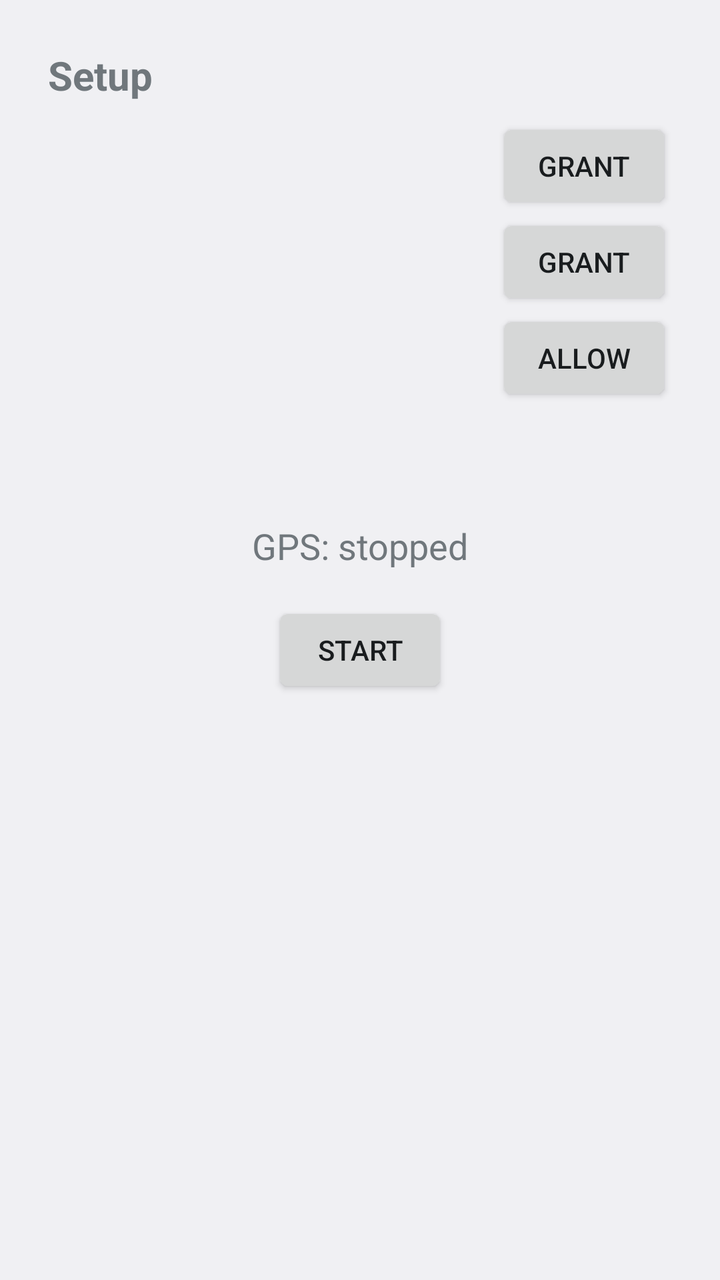
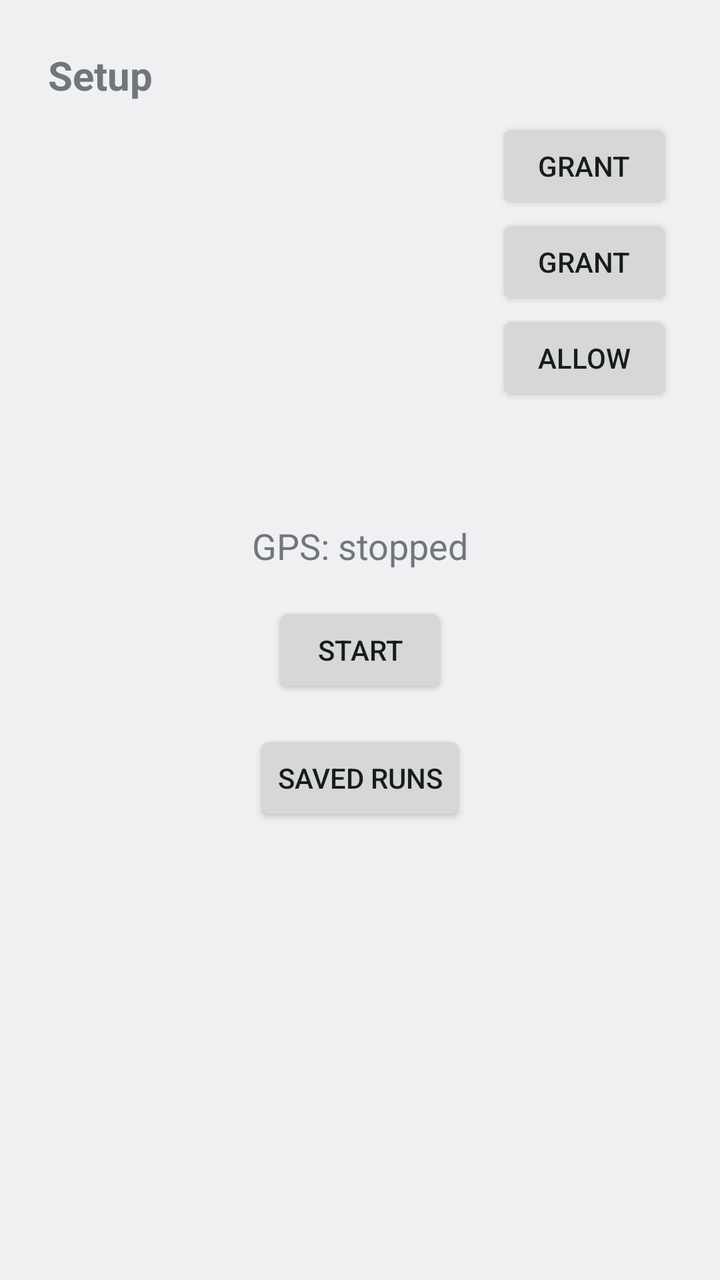

Before-and-after screenshots of an Android layout around one commit, followed by the original layout XML and the change that was made.
<!-- AndroidManifest.xml: application theme android:Theme.DeviceDefault.Light -->
<!-- res/layout/activity_main.xml -->
<?xml version="1.0" encoding="utf-8"?>
<ScrollView xmlns:android="http://schemas.android.com/apk/res/android"
    android:layout_width="match_parent"
    android:layout_height="match_parent"
    android:fillViewport="true">

    <LinearLayout
        android:layout_width="match_parent"
        android:layout_height="wrap_content"
        android:orientation="vertical"
        android:padding="24dp">

        <TextView
            android:layout_width="match_parent"
            android:layout_height="wrap_content"
            android:text="Setup"
            android:textSize="20sp"
            android:textStyle="bold"
            android:layout_marginBottom="8dp" />

        <LinearLayout
            android:layout_width="match_parent"
            android:layout_height="wrap_content"
            android:orientation="horizontal"
            android:gravity="center_vertical">
            <TextView
                android:id="@+id/locationState"
                android:layout_width="0dp"
                android:layout_height="wrap_content"
                android:layout_weight="1"
                android:textSize="15sp" />
            <Button
                android:id="@+id/locationButton"
                android:layout_width="wrap_content"
                android:layout_height="wrap_content"
                android:text="Grant" />
        </LinearLayout>

        <LinearLayout
            android:id="@+id/notificationsRow"
            android:layout_width="match_parent"
            android:layout_height="wrap_content"
            android:orientation="horizontal"
            android:gravity="center_vertical">
            <TextView
                android:id="@+id/notificationsState"
                android:layout_width="0dp"
                android:layout_height="wrap_content"
                android:layout_weight="1"
                android:textSize="15sp" />
            <Button
                android:id="@+id/notificationsButton"
                android:layout_width="wrap_content"
                android:layout_height="wrap_content"
                android:text="Grant" />
        </LinearLayout>

        <LinearLayout
            android:layout_width="match_parent"
            android:layout_height="wrap_content"
            android:orientation="horizontal"
            android:gravity="center_vertical">
            <TextView
                android:id="@+id/batteryState"
                android:layout_width="0dp"
                android:layout_height="wrap_content"
                android:layout_weight="1"
                android:textSize="15sp" />
            <Button
                android:id="@+id/batteryButton"
                android:layout_width="wrap_content"
                android:layout_height="wrap_content"
                android:text="Allow" />
        </LinearLayout>

        <TextView
            android:id="@+id/setupHint"
            android:layout_width="match_parent"
            android:layout_height="wrap_content"
            android:textSize="13sp"
            android:layout_marginTop="8dp" />

        <TextView
            android:id="@+id/statusText"
            android:layout_width="match_parent"
            android:layout_height="wrap_content"
            android:text="GPS: stopped"
            android:textSize="18sp"
            android:gravity="center"
            android:layout_marginTop="32dp"
            android:layout_marginBottom="16dp" />

        <Button
            android:id="@+id/toggleButton"
            android:layout_width="wrap_content"
            android:layout_height="wrap_content"
            android:layout_gravity="center_horizontal"
            android:text="Start" />

        <TextView
            android:id="@+id/serverInfoText"
            android:layout_width="match_parent"
            android:layout_height="wrap_content"
            android:text=""
            android:textSize="14sp"
            android:gravity="center"
            android:layout_marginTop="24dp" />

    </LinearLayout>
</ScrollView>
<!-- resources referenced by this layout -->
<resources>

</resources>

<!-- the commit's change to res/layout/activity_main.xml (unified diff, before → after) -->
@@ -97,6 +97,14 @@
             android:layout_gravity="center_horizontal"
             android:text="Start" />
 
+        <Button
+            android:id="@+id/runsButton"
+            android:layout_width="wrap_content"
+            android:layout_height="wrap_content"
+            android:layout_gravity="center_horizontal"
+            android:layout_marginTop="16dp"
+            android:text="Saved runs" />
+
         <TextView
             android:id="@+id/serverInfoText"
             android:layout_width="match_parent"
